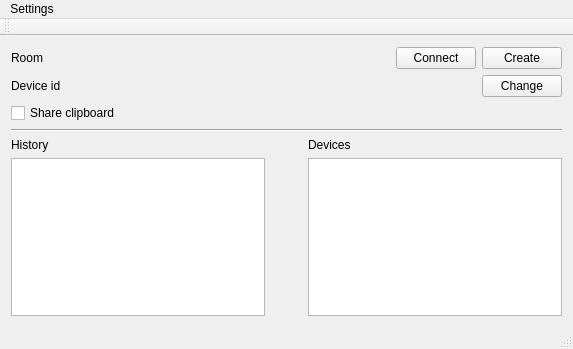
This is desktop/gui/mainwindow.ui in LuxoftLab/ShareClipboard as Qt 5 draws it before an edit. The edited form follows.
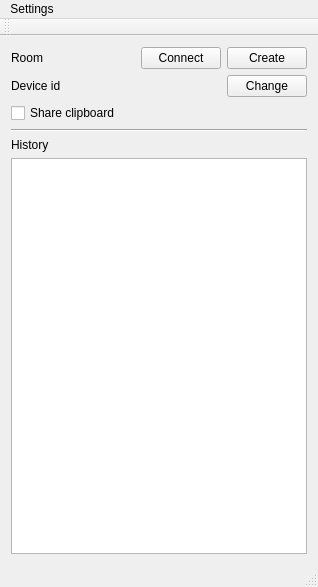
This is the edited form.

Commit message: minimal gui minimal working

Patch:
```diff
--- a/desktop/gui/mainwindow.ui
+++ b/desktop/gui/mainwindow.ui
@@ -6,8 +6,8 @@
    <rect>
     <x>0</x>
     <y>0</y>
-    <width>573</width>
-    <height>349</height>
+    <width>318</width>
+    <height>587</height>
    </rect>
   </property>
   <property name="windowTitle">
@@ -115,31 +115,7 @@
        </layout>
       </item>
       <item>
-       <spacer name="horizontalSpacer_3">
-        <property name="orientation">
-         <enum>Qt::Horizontal</enum>
-        </property>
-        <property name="sizeHint" stdset="0">
-         <size>
-          <width>40</width>
-          <height>20</height>
-         </size>
-        </property>
-       </spacer>
-      </item>
-      <item>
-       <layout class="QVBoxLayout" name="verticalLayout">
-        <item>
-         <widget class="QLabel" name="label_7">
-          <property name="text">
-           <string>Devices</string>
-          </property>
-         </widget>
-        </item>
-        <item>
-         <widget class="QListWidget" name="listWidget"/>
-        </item>
-       </layout>
+       <layout class="QVBoxLayout" name="verticalLayout"/>
       </item>
      </layout>
     </item>
@@ -150,8 +126,8 @@
     <rect>
      <x>0</x>
      <y>0</y>
-     <width>573</width>
-     <height>25</height>
+     <width>318</width>
+     <height>28</height>
     </rect>
    </property>
    <widget class="QMenu" name="menuSettings">
```
The commit also changes 2 other files.
